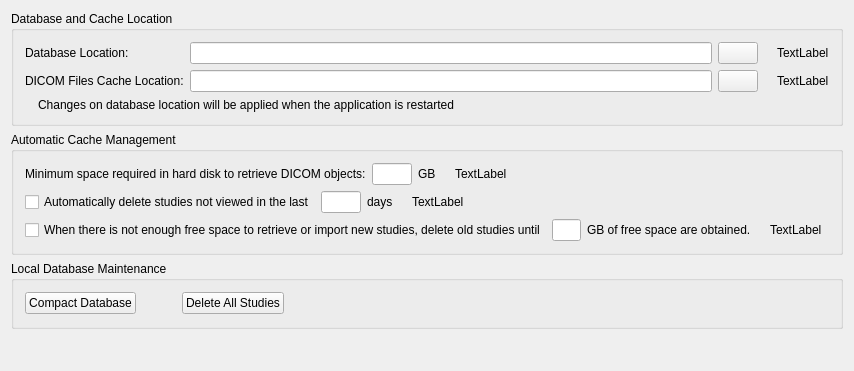
Above: PacsViewer/src/inputoutput/qlocaldatabaseconfigurationscreenbase.ui from zyq1569/starviewer before the change. Below: the same form after it.
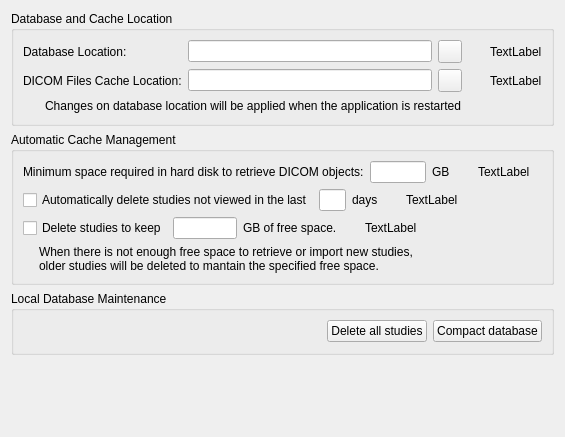
That is the form after the change. Icons and pictures are not drawn.

Patch:
```diff
--- a/PacsViewer/src/inputoutput/qlocaldatabaseconfigurationscreenbase.ui
+++ b/PacsViewer/src/inputoutput/qlocaldatabaseconfigurationscreenbase.ui
@@ -6,22 +6,10 @@
    <rect>
     <x>0</x>
     <y>0</y>
-    <width>854</width>
-    <height>371</height>
+    <width>565</width>
+    <height>437</height>
    </rect>
   </property>
-  <property name="sizePolicy">
-   <sizepolicy hsizetype="MinimumExpanding" vsizetype="Preferred">
-    <horstretch>0</horstretch>
-    <verstretch>0</verstretch>
-   </sizepolicy>
-  </property>
-  <property name="maximumSize">
-   <size>
-    <width>20000</width>
-    <height>5000</height>
-   </size>
-  </property>
   <property name="windowTitle">
    <string>Local Database Configuration</string>
   </property>
@@ -29,50 +17,29 @@
    <iconset resource="../main/main.qrc">
     <normaloff>:/images/database.png</normaloff>:/images/database.png</iconset>
   </property>
-  <layout class="QGridLayout" name="gridLayout_5">
-   <item row="0" column="0">
+  <layout class="QVBoxLayout" name="verticalLayout_3">
+   <item>
     <widget class="QGroupBox" name="groupBox_2">
      <property name="title">
       <string>Database and Cache Location</string>
      </property>
-     <layout class="QGridLayout" name="gridLayout_4">
-      <item row="0" column="0">
-       <layout class="QGridLayout" name="gridLayout_2">
+     <layout class="QVBoxLayout" name="verticalLayout_2">
+      <item>
+       <layout class="QGridLayout" name="gridLayout">
         <item row="0" column="0">
          <widget class="QLabel" name="textLabel1_9">
-          <property name="sizePolicy">
-           <sizepolicy hsizetype="Preferred" vsizetype="Fixed">
-            <horstretch>0</horstretch>
-            <verstretch>0</verstretch>
-           </sizepolicy>
-          </property>
-          <property name="minimumSize">
-           <size>
-            <width>90</width>
-            <height>0</height>
-           </size>
-          </property>
           <property name="text">
            <string>Database Location:</string>
           </property>
-          <property name="textFormat">
-           <enum>Qt::RichText</enum>
-          </property>
-          <property name="alignment">
-           <set>Qt::AlignVCenter</set>
-          </property>
          </widget>
         </item>
         <item row="0" column="1">
          <widget class="QLineEdit" name="m_textDatabaseRoot"/>
         </item>
         <item row="0" column="2">
-         <widget class="QPushButton" name="m_buttonExaminateDataBase">
+         <widget class="QToolButton" name="m_buttonExaminateDataBase">
           <property name="toolTip">
-           <string>Examine disk to find the database</string>
-          </property>
-          <property name="text">
-           <string/>
+           <string>Browse disk to find the database</string>
           </property>
           <property name="icon">
            <iconset resource="../main/main.qrc">
@@ -82,11 +49,20 @@
         </item>
         <item row="0" column="3">
          <widget class="QLabel" name="m_databasePathWarningIcon">
-          <property name="text">
-           <string/>
+          <property name="minimumSize">
+           <size>
+            <width>16</width>
+            <height>16</height>
+           </size>
           </property>
-          <property name="pixmap">
-           <pixmap resource="../main/main.qrc">:/images/warningIcon.png</pixmap>
+          <property name="maximumSize">
+           <size>
+            <width>16</width>
+            <height>16</height>
+           </size>
+          </property>
+          <property name="styleSheet">
+           <string notr="true">image: url(:/images/icons/emblem-warning.svg);</string>
           </property>
          </widget>
         </item>
@@ -95,16 +71,13 @@
           <property name="text">
            <string>TextLabel</string>
           </property>
+          <property name="wordWrap">
+           <bool>true</bool>
+          </property>
          </widget>
         </item>
         <item row="1" column="0">
          <widget class="QLabel" name="textLabel1_8">
-          <property name="minimumSize">
-           <size>
-            <width>120</width>
-            <height>0</height>
-           </size>
-          </property>
           <property name="text">
            <string>DICOM Files Cache Location:</string>
           </property>
@@ -118,12 +91,9 @@
          </widget>
         </item>
         <item row="1" column="2">
-         <widget class="QPushButton" name="m_buttonExaminateCacheImage">
+         <widget class="QToolButton" name="m_buttonExaminateCacheImage">
           <property name="toolTip">
-           <string>Examine disk to find the directory to save the retrieved DICOM files</string>
-          </property>
-          <property name="text">
-           <string/>
+           <string>Browse disk to find the directory to save the retrieved DICOM files</string>
           </property>
           <property name="icon">
            <iconset resource="../main/main.qrc">
@@ -133,11 +103,20 @@
         </item>
         <item row="1" column="3">
          <widget class="QLabel" name="m_cachePathWarningIcon">
-          <property name="text">
-           <string/>
+          <property name="minimumSize">
+           <size>
+            <width>16</width>
+            <height>16</height>
+           </size>
           </property>
-          <property name="pixmap">
-           <pixmap resource="../main/main.qrc">:/images/warningIcon.png</pixmap>
+          <property name="maximumSize">
+           <size>
+            <width>16</width>
+            <height>16</height>
+           </size>
+          </property>
+          <property name="styleSheet">
+           <string notr="true">image: url(:/images/icons/emblem-warning.svg);</string>
           </property>
          </widget>
         </item>
@@ -146,14 +125,32 @@
           <property name="text">
            <string>TextLabel</string>
           </property>
+          <property name="wordWrap">
+           <bool>true</bool>
+          </property>
          </widget>
         </item>
        </layout>
       </item>
-      <item row="1" column="0">
+      <item>
        <layout class="QHBoxLayout" name="horizontalLayout">
         <item>
          <widget class="QLabel" name="m_mustRestartToApplyWarningIcon">
+          <property name="minimumSize">
+           <size>
+            <width>16</width>
+            <height>16</height>
+           </size>
+          </property>
+          <property name="maximumSize">
+           <size>
+            <width>16</width>
+            <height>16</height>
+           </size>
+          </property>
+          <property name="styleSheet">
+           <string notr="true">image: url(:/images/icons/emblem-warning.svg);</string>
+          </property>
           <property name="text">
            <string/>
           </property>
@@ -170,36 +167,23 @@
           <property name="textFormat">
            <enum>Qt::PlainText</enum>
           </property>
+          <property name="wordWrap">
+           <bool>true</bool>
+          </property>
          </widget>
         </item>
-        <item>
-         <spacer>
-          <property name="orientation">
-           <enum>Qt::Horizontal</enum>
-          </property>
-          <property name="sizeType">
-           <enum>QSizePolicy::Expanding</enum>
-          </property>
-          <property name="sizeHint" stdset="0">
-           <size>
-            <width>20</width>
-            <height>13</height>
-           </size>
-          </property>
-         </spacer>
-        </item>
        </layout>
       </item>
      </layout>
     </widget>
    </item>
-   <item row="1" column="0">
+   <item>
     <widget class="QGroupBox" name="groupBox">
      <property name="title">
       <string>Automatic Cache Management</string>
      </property>
-     <layout class="QGridLayout" name="gridLayout">
-      <item row="0" column="0">
+     <layout class="QVBoxLayout" name="verticalLayout">
+      <item>
        <layout class="QHBoxLayout" name="horizontalLayout_2">
         <item>
          <widget class="QLabel" name="textLabel3_7">
@@ -212,7 +196,7 @@
          <widget class="QLineEdit" name="m_textMinimumSpaceRequiredToRetrieve">
           <property name="maximumSize">
            <size>
-            <width>40</width>
+            <width>64</width>
             <height>16777215</height>
            </size>
           </property>
@@ -233,11 +217,20 @@
         </item>
         <item>
          <widget class="QLabel" name="m_minimumSpaceWarningIcon">
-          <property name="text">
-           <string/>
+          <property name="minimumSize">
+           <size>
+            <width>16</width>
+            <height>16</height>
+           </size>
           </property>
-          <property name="pixmap">
-           <pixmap resource="../main/main.qrc">:/images/warningIcon.png</pixmap>
+          <property name="maximumSize">
+           <size>
+            <width>16</width>
+            <height>16</height>
+           </size>
+          </property>
+          <property name="styleSheet">
+           <string notr="true">image: url(:/images/icons/emblem-warning.svg);</string>
           </property>
          </widget>
         </item>
@@ -246,6 +239,9 @@
           <property name="text">
            <string>TextLabel</string>
           </property>
+          <property name="wordWrap">
+           <bool>true</bool>
+          </property>
          </widget>
         </item>
         <item>
@@ -263,7 +259,7 @@
         </item>
        </layout>
       </item>
-      <item row="1" column="0">
+      <item>
        <layout class="QHBoxLayout">
         <property name="spacing">
          <number>6</number>
@@ -282,7 +278,7 @@
          <widget class="QLineEdit" name="m_textMaximumDaysNotViewed">
           <property name="maximumSize">
            <size>
-            <width>40</width>
+            <width>64</width>
             <height>16777215</height>
            </size>
           </property>
@@ -303,11 +299,20 @@
         </item>
         <item>
          <widget class="QLabel" name="m_deleteNotViewedStudiesWarningIcon">
-          <property name="text">
-           <string/>
+          <property name="minimumSize">
+           <size>
+            <width>16</width>
+            <height>16</height>
+           </size>
           </property>
-          <property name="pixmap">
-           <pixmap resource="../main/main.qrc">:/images/warningIcon.png</pixmap>
+          <property name="maximumSize">
+           <size>
+            <width>16</width>
+            <height>16</height>
+           </size>
+          </property>
+          <property name="styleSheet">
+           <string notr="true">image: url(:/images/icons/emblem-warning.svg);</string>
           </property>
          </widget>
         </item>
@@ -316,6 +321,9 @@
           <property name="text">
            <string>TextLabel</string>
           </property>
+          <property name="wordWrap">
+           <bool>true</bool>
+          </property>
          </widget>
         </item>
         <item>
@@ -333,56 +341,81 @@
         </item>
        </layout>
       </item>
-      <item row="2" column="0">
-       <layout class="QHBoxLayout" name="horizontalLayout_3">
-        <item>
+      <item>
+       <layout class="QGridLayout" name="gridLayout_6">
+        <item row="0" column="0">
          <widget class="QCheckBox" name="m_checkBoxDeleteStudiesIfNotEnoughFreeSpaceAvailable">
           <property name="text">
-           <string>When there is not enough free space to retrieve or import new studies, delete old studies until</string>
+           <string>Delete studies to keep</string>
           </property>
          </widget>
         </item>
-        <item>
-         <widget class="QLineEdit" name="m_textSpaceToFreeIfNotEnoughSpaceAvailable">
-          <property name="maximumSize">
-           <size>
-            <width>35</width>
-            <height>16777215</height>
-           </size>
-          </property>
-          <property name="maxLength">
-           <number>4</number>
-          </property>
-          <property name="alignment">
-           <set>Qt::AlignRight</set>
-          </property>
-         </widget>
-        </item>
-        <item>
-         <widget class="QLabel" name="label_4">
-          <property name="text">
-           <string>GB of free space are obtained.</string>
-          </property>
-         </widget>
-        </item>
-        <item>
+        <item row="0" column="3">
          <widget class="QLabel" name="m_freeSpaceWarningIcon">
-          <property name="text">
-           <string/>
+          <property name="minimumSize">
+           <size>
+            <width>16</width>
+            <height>16</height>
+           </size>
           </property>
-          <property name="pixmap">
-           <pixmap resource="../main/main.qrc">:/images/warningIcon.png</pixmap>
+          <property name="maximumSize">
+           <size>
+            <width>16</width>
+            <height>16</height>
+           </size>
           </property>
+          <property name="styleSheet">
+           <string notr="true">image: url(:/images/icons/emblem-warning.svg);</string>
+          </property>
          </widget>
         </item>
-        <item>
+        <item row="0" column="1">
+         <widget class="QLineEdit" name="m_textSpaceToFreeIfNotEnoughSpaceAvailable">
+          <property name="maximumSize">
+           <size>
+            <width>64</width>
+            <height>16777215</height>
+           </size>
+          </property>
+          <property name="maxLength">
+           <number>4</number>
+          </property>
+          <property name="alignment">
+           <set>Qt::AlignRight</set>
+          </property>
+         </widget>
+        </item>
+        <item row="0" column="4">
          <widget class="QLabel" name="m_freeSpaceWarningLabel">
           <property name="text">
            <string>TextLabel</string>
           </property>
+          <property name="wordWrap">
+           <bool>true</bool>
+          </property>
          </widget>
         </item>
-        <item>
+        <item row="0" column="2">
+         <widget class="QLabel" name="label_4">
+          <property name="text">
+           <string>GB of free space.</string>
+          </property>
+         </widget>
+        </item>
+        <item row="1" column="0" colspan="5">
+         <widget class="QLabel" name="label">
+          <property name="text">
+           <string>When there is not enough free space to retrieve or import new studies, older studies will be deleted to mantain the specified free space.</string>
+          </property>
+          <property name="wordWrap">
+           <bool>true</bool>
+          </property>
+          <property name="indent">
+           <number>16</number>
+          </property>
+         </widget>
+        </item>
+        <item row="0" column="5" rowspan="2">
          <spacer>
           <property name="orientation">
            <enum>Qt::Horizontal</enum>
@@ -400,105 +433,71 @@
      </layout>
     </widget>
    </item>
-   <item row="2" column="0">
+   <item>
     <widget class="QGroupBox" name="groupBox_3">
      <property name="title">
       <string>Local Database Maintenance</string>
      </property>
-     <layout class="QGridLayout" name="gridLayout_3">
-      <item row="0" column="0">
-       <layout class="QHBoxLayout">
-        <property name="spacing">
-         <number>6</number>
+     <layout class="QHBoxLayout" name="horizontalLayout_3">
+      <item>
+       <spacer>
+        <property name="orientation">
+         <enum>Qt::Horizontal</enum>
         </property>
-        <property name="margin">
-         <number>0</number>
+        <property name="sizeHint" stdset="0">
+         <size>
+          <width>20</width>
+          <height>23</height>
+         </size>
         </property>
-        <item>
-         <widget class="QPushButton" name="m_buttonCompactDatabase">
-          <property name="toolTip">
-           <string>Compact Database</string>
-          </property>
-          <property name="text">
-           <string>Compact Database</string>
-          </property>
-         </widget>
-        </item>
-        <item>
-         <spacer>
-          <property name="orientation">
-           <enum>Qt::Horizontal</enum>
-          </property>
-          <property name="sizeType">
-           <enum>QSizePolicy::Preferred</enum>
-          </property>
-          <property name="sizeHint" stdset="0">
-           <size>
-            <width>40</width>
-            <height>20</height>
-           </size>
-          </property>
-         </spacer>
-        </item>
-        <item>
-         <widget class="QPushButton" name="m_buttonDeleteStudies">
-          <property name="toolTip">
-           <string>Delete all studies from the cache</string>
-          </property>
-          <property name="text">
-           <string>Delete All Studies</string>
-          </property>
-         </widget>
-        </item>
-        <item>
-         <spacer>
-          <property name="orientation">
-           <enum>Qt::Horizontal</enum>
-          </property>
-          <property name="sizeHint" stdset="0">
-           <size>
-            <width>20</width>
-            <height>23</height>
-           </size>
-          </property>
-         </spacer>
-        </item>
-       </layout>
+       </spacer>
+      </item>
+      <item>
+       <widget class="QPushButton" name="m_buttonDeleteStudies">
+        <property name="toolTip">
+         <string>Delete all studies from the cache</string>
+        </property>
+        <property name="text">
+         <string>Delete all studies</string>
+        </property>
+        <property name="icon">
+         <iconset resource="../main/main.qrc">
+          <normaloff>:/images/icons/edit-delete.svg</normaloff>:/images/icons/edit-delete.svg</iconset>
+        </property>
+       </widget>
+      </item>
+      <item>
+       <widget class="QPushButton" name="m_buttonCompactDatabase">
+        <property name="toolTip">
+         <string>Compact Database</string>
+        </property>
+        <property name="text">
+         <string>Compact database</string>
+        </property>
+        <property name="icon">
+         <iconset resource="../main/main.qrc">
+          <normaloff>:/images/icons/package.svg</normaloff>:/images/icons/package.svg</iconset>
+        </property>
+       </widget>
       </item>
      </layout>
     </widget>
    </item>
-   <item row="3" column="0">
-    <spacer>
+   <item>
+    <spacer name="verticalSpacer">
      <property name="orientation">
       <enum>Qt::Vertical</enum>
      </property>
-     <property name="sizeType">
-      <enum>QSizePolicy::Expanding</enum>
-     </property>
      <property name="sizeHint" stdset="0">
       <size>
-       <width>830</width>
-       <height>16</height>
+       <width>20</width>
+       <height>40</height>
       </size>
      </property>
     </spacer>
    </item>
   </layout>
  </widget>
- <layoutdefault spacing="6" margin="11"/>
- <tabstops>
-  <tabstop>m_textDatabaseRoot</tabstop>
-  <tabstop>m_buttonExaminateDataBase</tabstop>
-  <tabstop>m_textCacheImagePath</tabstop>
-  <tabstop>m_buttonExaminateCacheImage</tabstop>
-  <tabstop>m_checkBoxDeletedOldStudies</tabstop>
-  <tabstop>m_textMaximumDaysNotViewed</tabstop>
-  <tabstop>m_checkBoxDeleteStudiesIfNotEnoughFreeSpaceAvailable</tabstop>
-  <tabstop>m_textSpaceToFreeIfNotEnoughSpaceAvailable</tabstop>
-  <tabstop>m_buttonCompactDatabase</tabstop>
-  <tabstop>m_buttonDeleteStudies</tabstop>
- </tabstops>
  <resources>
   <include location="../main/main.qrc"/>
   <include location="../main/main.qrc"/>
```
Left out of the diff: 20 changed lines with no effect on the pictures.
